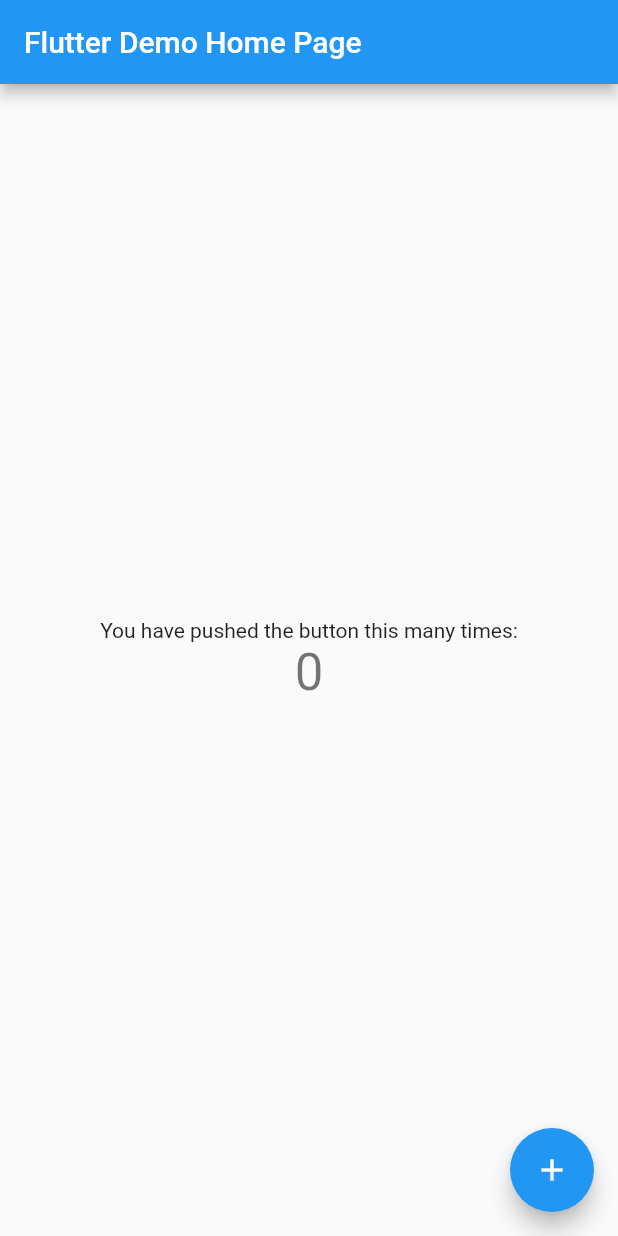
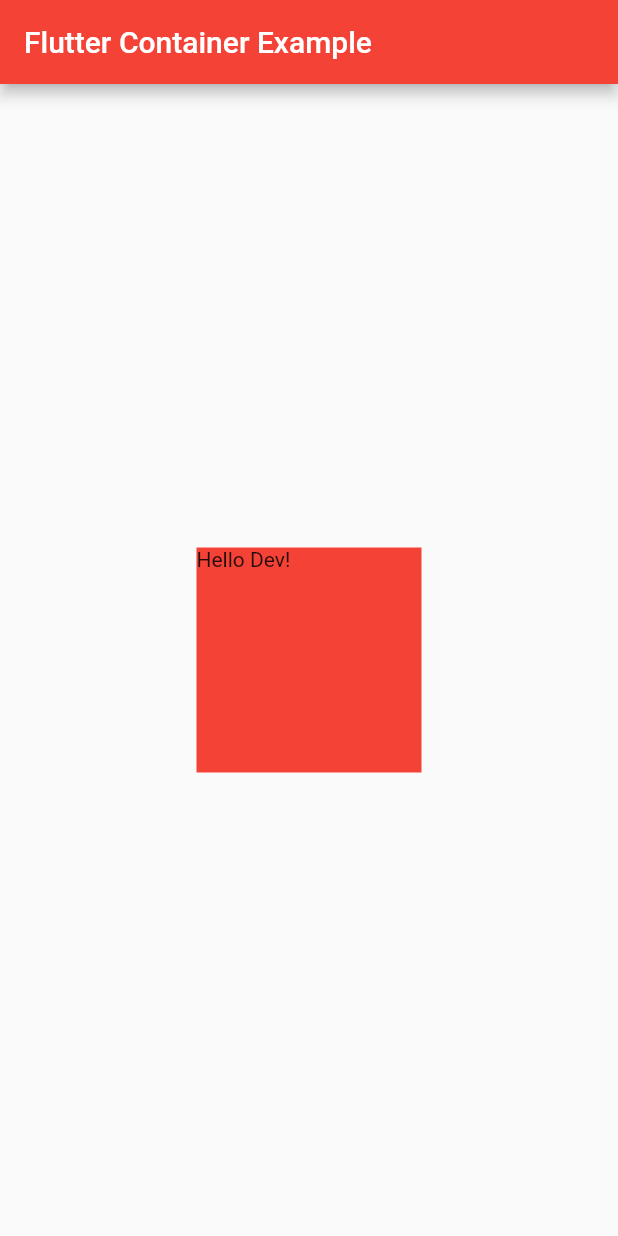
Before and after one commit to Ranjit8298/Flutter_Repo, a Flutter app: the screen it shows after launch, on a phone screen of 412 x 824 dp. Run offline on Flutter 3.47's test engine with Material 2 defaults, Android fonts, the phone set to English and light mode, and no system bars.

Commit message:
main.dart

```diff
--- a/lib/main.dart
+++ b/lib/main.dart
@@ -12,35 +12,17 @@ class MyApp extends StatelessWidget {
   Widget build(BuildContext context) {
     return MaterialApp(
       title: 'Flutter Demo',
+      debugShowCheckedModeBanner: false,
       theme: ThemeData(
-        // This is the theme of your application.
-        //
-        // Try running your application with "flutter run". You'll see the
-        // application has a blue toolbar. Then, without quitting the app, try
-        // changing the primarySwatch below to Colors.green and then invoke
-        // "hot reload" (press "r" in the console where you ran "flutter run",
-        // or simply save your changes to "hot reload" in a Flutter IDE).
-        // Notice that the counter didn't reset back to zero; the application
-        // is not restarted.
-        primarySwatch: Colors.blue,
+        primarySwatch: Colors.red,
       ),
-      home: const MyHomePage(title: 'Flutter Demo Home Page'),
+      home: const MyHomePage(title: 'Flutter Container Example'),
     );
   }
 }
 
 class MyHomePage extends StatefulWidget {
   const MyHomePage({super.key, required this.title});
-
-  // This widget is the home page of your application. It is stateful, meaning
-  // that it has a State object (defined below) that contains fields that affect
-  // how it looks.
-
-  // This class is the configuration for the state. It holds the values (in this
-  // case the title) provided by the parent (in this case the App widget) and
-  // used by the build method of the State. Fields in a Widget subclass are
-  // always marked "final".
-
   final String title;
 
   @override
@@ -48,68 +30,19 @@ class MyHomePage extends StatefulWidget {
 }
 
 class _MyHomePageState extends State<MyHomePage> {
-  int _counter = 0;
-
-  void _incrementCounter() {
-    setState(() {
-      // This call to setState tells the Flutter framework that something has
-      // changed in this State, which causes it to rerun the build method below
-      // so that the display can reflect the updated values. If we changed
-      // _counter without calling setState(), then the build method would not be
-      // called again, and so nothing would appear to happen.
-      _counter++;
-    });
-  }
-
   @override
   Widget build(BuildContext context) {
-    // This method is rerun every time setState is called, for instance as done
-    // by the _incrementCounter method above.
-    //
-    // The Flutter framework has been optimized to make rerunning build methods
-    // fast, so that you can just rebuild anything that needs updating rather
-    // than having to individually change instances of widgets.
     return Scaffold(
-      appBar: AppBar(
-        // Here we take the value from the MyHomePage object that was created by
-        // the App.build method, and use it to set our appbar title.
-        title: Text(widget.title),
-      ),
-      body: Center(
-        // Center is a layout widget. It takes a single child and positions it
-        // in the middle of the parent.
-        child: Column(
-          // Column is also a layout widget. It takes a list of children and
-          // arranges them vertically. By default, it sizes itself to fit its
-          // children horizontally, and tries to be as tall as its parent.
-          //
-          // Invoke "debug painting" (press "p" in the console, choose the
-          // "Toggle Debug Paint" action from the Flutter Inspector in Android
-          // Studio, or the "Toggle Debug Paint" command in Visual Studio Code)
-          // to see the wireframe for each widget.
-          //
-          // Column has various properties to control how it sizes itself and
-          // how it positions its children. Here we use mainAxisAlignment to
-          // center the children vertically; the main axis here is the vertical
-          // axis because Columns are vertical (the cross axis would be
-          // horizontal).
-          mainAxisAlignment: MainAxisAlignment.center,
-          children: <Widget>[
-            const Text(
-              'You have pushed the button this many times:',
-            ),
-            Text(
-              '$_counter',
-              style: Theme.of(context).textTheme.headline4,
-            ),
-          ],
+        appBar: AppBar(
+          title: Text(widget.title),
         ),
-      ),
-      floatingActionButton: FloatingActionButton(
-        onPressed: _incrementCounter,
-        tooltip: 'Increment',
-        child: const Icon(Icons.add),
-      ), // This trailing comma makes auto-formatting nicer for build methods.
-    );
+        body: Center(
+          child: Container(
+            width: 150,
+            height: 150,
+            color: Colors.red,
+            child: Text('Hello Dev!'),
+          ),
+        ));
   }
 }
```
